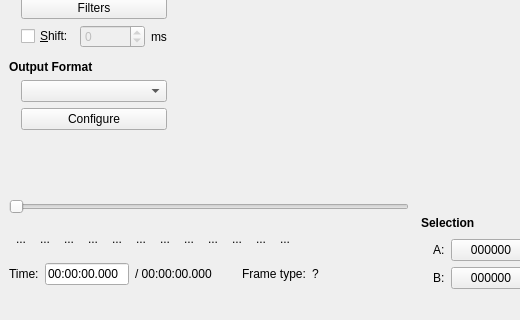
Old version of the form branches/avidemux_2.6_branch_mean/avidemux/qt4/ADM_userInterfaces/ADM_gui/gui2.ui in the repository BackupTheBerlios/avidemux-svn; both pictures show x 0 to 520 and y 320 to 640 of the 640 by 640 pixel window.
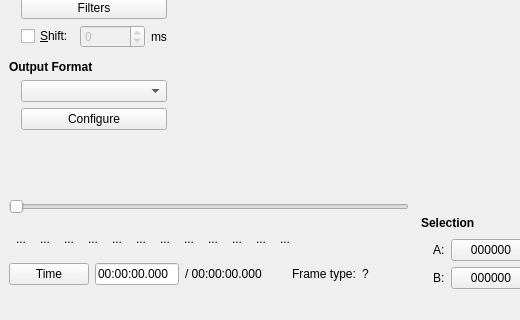
New version of the form. Icons and pictures are not drawn. Custom widgets are drawn as their Qt base class.

Commit message: [UI] Remove obsolete reference to ADM_outputfmt.h, make the time entry non editable, add a time pushbutton

The edit to the form file:
```diff
--- a/branches/avidemux_2.6_branch_mean/avidemux/qt4/ADM_userInterfaces/ADM_gui/gui2.ui
+++ b/branches/avidemux_2.6_branch_mean/avidemux/qt4/ADM_userInterfaces/ADM_gui/gui2.ui
@@ -990,15 +990,9 @@
              <number>0</number>
             </property>
             <item>
-             <widget class="QLabel" name="label_6">
-              <property name="sizePolicy">
-               <sizepolicy hsizetype="Preferred" vsizetype="Fixed">
-                <horstretch>0</horstretch>
-                <verstretch>0</verstretch>
-               </sizepolicy>
-              </property>
+             <widget class="QPushButton" name="pushButtonTime">
               <property name="text">
-               <string>Time:</string>
+               <string>Time</string>
               </property>
              </widget>
             </item>
@@ -1022,6 +1016,9 @@
               <property name="maxLength">
                <number>12</number>
               </property>
+              <property name="readOnly">
+               <bool>true</bool>
+              </property>
              </widget>
             </item>
             <item>
```
Left out of the diff: 23 changed lines with no effect on the pictures. The commit also changes 6 other files.
